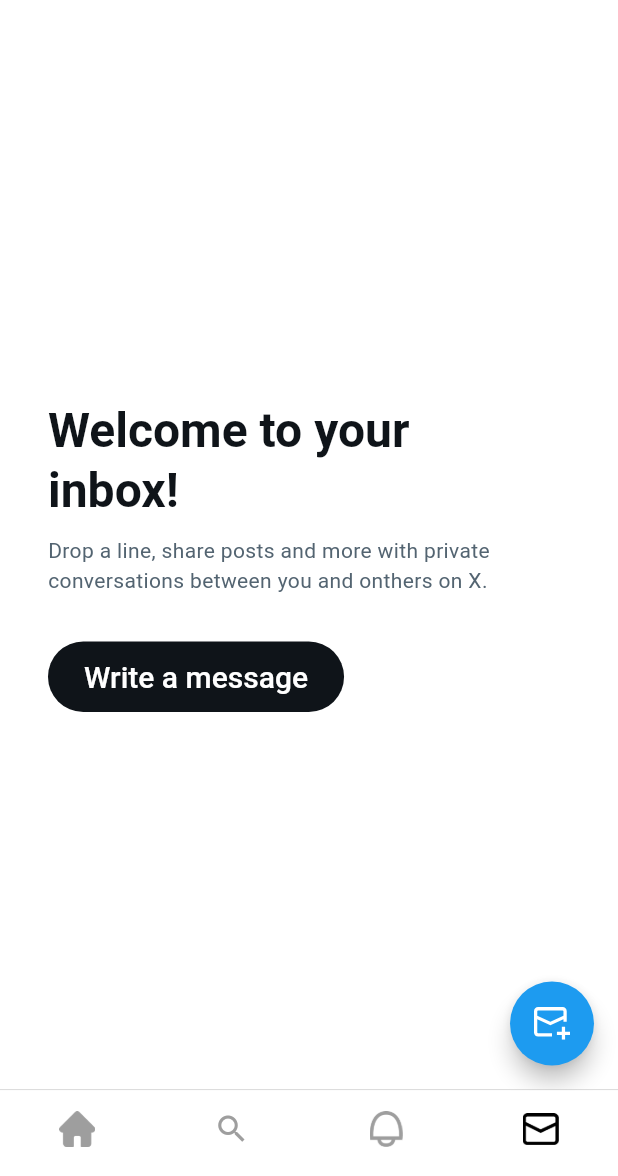
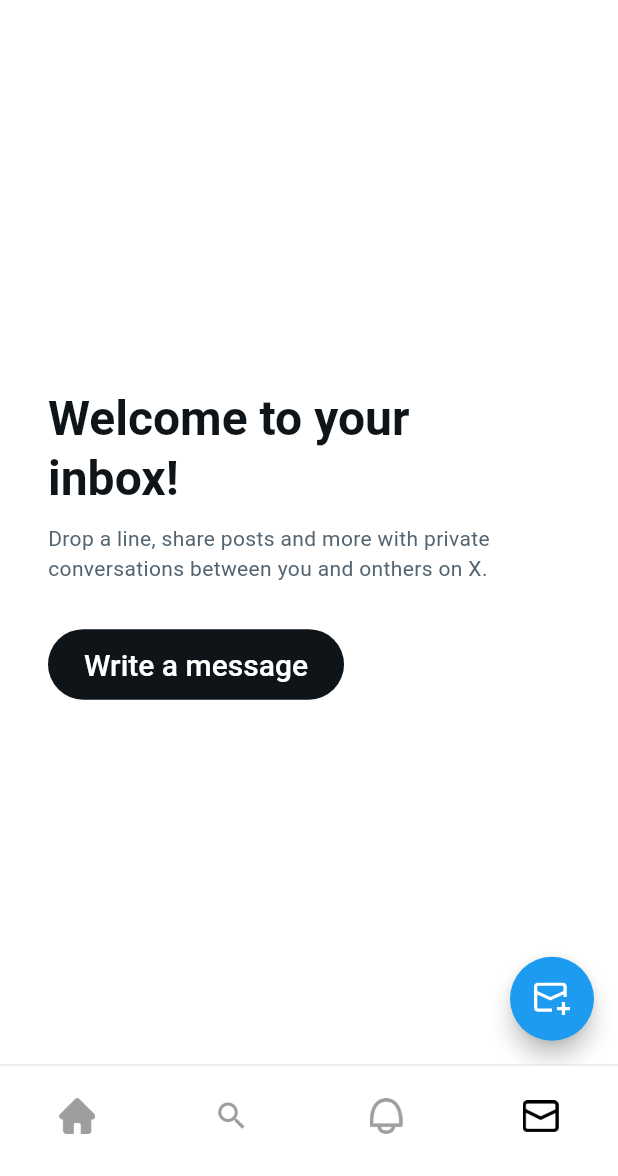
Before and after one commit to SWEProject25/cross-platform, a Flutter app: the NavigationHomeScreen screen opened by its route, item 4 of the bottom bar chosen, on a phone screen of 412 x 824 dp, the part 60-1236 px from its top. Run offline on Flutter 3.47's test engine with Material 3 defaults, Android fonts, the light colour scheme and no system bars; our stand-ins replace cookie_jar, dio, dio_cookie_manager, dotted_border, flutter_riverpod, flutter_svg and 11 more; missing offline and left inert: dart:ffi; accounts and stored records are empty; generated files the repository leaves out were written again; network calls fail.

Commit message:
added fix for nav bar

```diff
--- a/lam7a/lib/features/navigation/ui/view/navigation_home_screen.dart
+++ b/lam7a/lib/features/navigation/ui/view/navigation_home_screen.dart
@@ -161,7 +161,7 @@
           bottomNavigationBar: AnimatedContainer(
             duration: const Duration(milliseconds: 350),
             curve: Curves.easeInOut,
-            height: _isVisible ? MediaQuery.of(context).size.height * 0.07 : 0,
+            height: _isVisible ? MediaQuery.of(context).size.height * 0.09 : 0,
             child: AnimatedOpacity(
               duration: const Duration(milliseconds: 350),
               curve: Curves.easeInOut,
```
